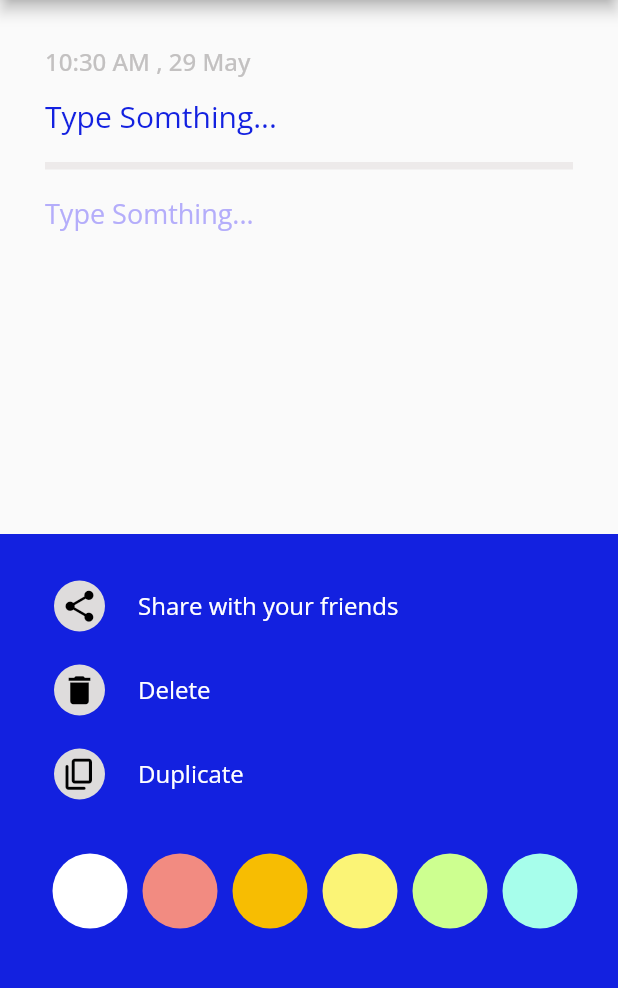
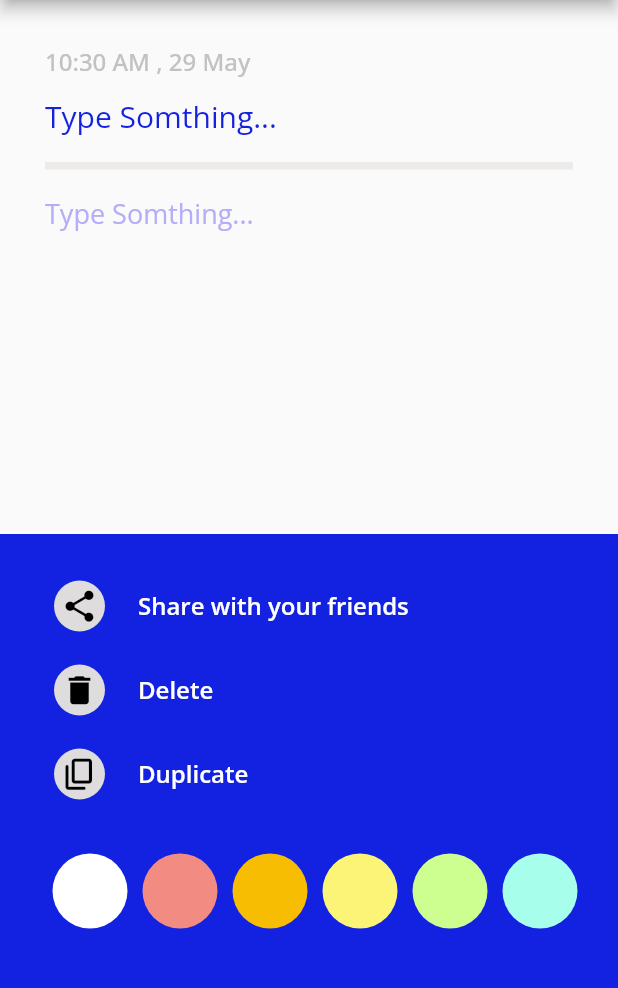
Before and after one commit to Heba-Alazzazi/Note-App, a Flutter app: the NewNote screen opened directly, after a tap on the "more vert" icon, on a phone screen of 412 x 824 dp, the part 84-1072 px from its top. Run offline on Flutter 3.47's test engine with Material 2 defaults, Android fonts, the phone set to English and light mode, and no system bars; our stand-ins replace google_fonts, sqflite; accounts and stored records are empty.

Commit message:
Note App

```diff
--- a/lib/Custom/CustomListTile.dart
+++ b/lib/Custom/CustomListTile.dart
@@ -1,8 +1,7 @@
 import 'package:flutter/material.dart';
 
 class CustomListTile extends StatelessWidget {
-  CustomListTile(
-      {Key? key, required IconData this.icon, required String this.text})
+  CustomListTile({Key? key, required this.icon, required this.text})
       : super(key: key);
   IconData icon;
   String text;
@@ -11,7 +10,7 @@ class CustomListTile extends StatelessWidget {
     return ListTile(
       leading: CircleAvatar(
           radius: 17,
-          backgroundColor: Color.fromARGB(255, 222, 220, 220),
+          backgroundColor: const Color.fromARGB(255, 222, 220, 220),
           child: Icon(
             icon,
             size: 25,
@@ -19,7 +18,8 @@ class CustomListTile extends StatelessWidget {
           )),
       title: Text(
         text,
-        style: TextStyle(color: Colors.white),
+        style:
+            const TextStyle(color: Colors.white, fontWeight: FontWeight.w600),
       ),
     );
   }
--- a/lib/DataBase/Note.dart
+++ b/lib/DataBase/Note.dart
@@ -1,4 +1,3 @@
-import 'package:flutter/material.dart';
 
 class Note {
   late int? id;
@@ -27,6 +26,7 @@ class Note {
     return map;
   }
 
+  @override
   String toString() {
     return ' id $id ,, title $noteTitle ,, des $notedescription ,, color $noteColor';
   }
--- a/lib/Screens/emptyNote.dart
+++ b/lib/Screens/emptyNote.dart
@@ -19,7 +19,7 @@ class EmptyNote extends StatelessWidget {
             style: TextStyle(
                 fontSize: 20,
                 fontWeight: FontWeight.bold,
-                color: Color.fromARGB(255, 13, 89, 156)),
+                color: mainColor),
           ),
           const SizedBox(
             height: 15,
--- a/lib/Screens/newNote.dart
+++ b/lib/Screens/newNote.dart
@@ -23,33 +23,29 @@ class _NewNoteState extends State<NewNote> {
 
   String date = DateFormat('h:mm a , d MMM').format(DateTime.now());
   int indexColor = 1;
-  late int indexNote = 0;
 
   @override
   Widget build(BuildContext context) {
+
     var size = MediaQuery.of(context).size;
     return Scaffold(
       key: scaffoldKey,
       appBar: AppBar(
         backgroundColor: basicColor,
-        title: Row(
-          children: [
-            Text('New Note'),
-          ],
-        ),
+        title: const Text('New Note'),
         actions: [
           Container(
-            padding: EdgeInsets.only(right: 15),
+            padding: const EdgeInsets.only(right: 15),
             child: Row(
               children: [
                 IconButton(
-                  icon: Icon(Icons.more_vert_outlined),
+                  icon: const Icon(Icons.more_vert_outlined),
                   onPressed: () {
                     scaffoldKey.currentState!.showBottomSheet((context) =>
                         Container(
                           height: size.height / 2,
                           color: basicColor,
-                          padding: EdgeInsets.all(20),
+                          padding: const EdgeInsets.all(20),
                           child: SingleChildScrollView(
                             child: Column(
                               crossAxisAlignment: CrossAxisAlignment.start,
@@ -65,7 +61,7 @@ class _NewNoteState extends State<NewNote> {
                                 SizedBox(
                                   height: 100,
                                   child: ListView.builder(
-                                      padding: EdgeInsets.all(15),
+                                      padding: const EdgeInsets.all(15),
                                       shrinkWrap: true,
                                       itemCount: colorsList.length,
                                       scrollDirection: Axis.horizontal,
@@ -76,9 +72,9 @@ class _NewNoteState extends State<NewNote> {
                                               CircleAvatar(
                                                 backgroundColor: colorsList[i],
                                                 radius: 25,
-                                                child: Icon(Icons.check),
+                                                child: const Icon(Icons.check),
                                               ),
-                                              SizedBox(
+                                              const SizedBox(
                                                 width: 10,
                                               )
                                             ],
@@ -98,7 +94,7 @@ class _NewNoteState extends State<NewNote> {
                                                 radius: 25,
                                               ),
                                             ),
-                                            SizedBox(
+                                            const SizedBox(
                                               width: 10,
                                             )
                                           ],
@@ -112,7 +108,7 @@ class _NewNoteState extends State<NewNote> {
                   },
                 ),
                 IconButton(
-                  icon: Icon(Icons.check),
+                  icon: const Icon(Icons.check),
                   onPressed: () async {
                     if (formKey.currentState!.validate()) {
                       formKey.currentState!.save();
@@ -130,9 +126,7 @@ class _NewNoteState extends State<NewNote> {
                       Navigator.push(
                           context,
                           MaterialPageRoute(
-                              builder: (context) => MyNotes())).then((value) {
-                        setState(() {});
-                      });
+                              builder: (context) => MyNotes()));
                     }
                   },
                 ),
@@ -142,14 +136,14 @@ class _NewNoteState extends State<NewNote> {
         ],
       ),
       body: Container(
-        padding: EdgeInsets.all(30),
+        padding: const EdgeInsets.all(30),
         child: Column(
           crossAxisAlignment: CrossAxisAlignment.start,
           mainAxisAlignment: MainAxisAlignment.start,
           children: [
             Text(
               date,
-              style: TextStyle(
+              style: const TextStyle(
                   color: Color.fromARGB(255, 195, 193, 193),
                   fontWeight: FontWeight.w500,
                   fontSize: 16),
@@ -172,7 +166,7 @@ class _NewNoteState extends State<NewNote> {
                           hintStyle:
                               TextStyle(color: basicColor, fontSize: 20)),
                     ),
-                    Divider(
+                    const Divider(
                       height: 15,
                       thickness: 5,
                       color: Color.fromARGB(255, 237, 234, 234),
@@ -185,10 +179,10 @@ class _NewNoteState extends State<NewNote> {
                         }
                         return null;
                       },
-                      decoration: InputDecoration(
+                      decoration: const InputDecoration(
                           border: InputBorder.none,
                           hintText: 'Type Somthing...',
-                          hintStyle: TextStyle(
+                          hintStyle: const TextStyle(
                               color: Color.fromARGB(255, 180, 173, 250),
                               fontSize: 18)),
                     ),
```
Also changed, not shown: lib/Custom/NoteStructrue.dart (+11 -12 lines), lib/DataBase/DB.dart (+8 -13 lines), lib/Screens/MyNotes.dart (+4 -9 lines), lib/Screens/editNotes.dart (+14 -14 lines), lib/Screens/splash.dart (+3 -4 lines).
